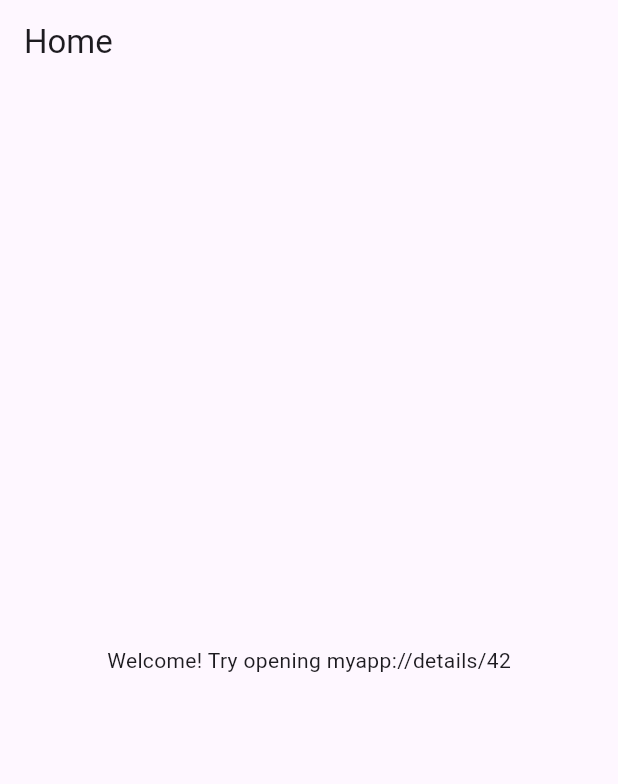
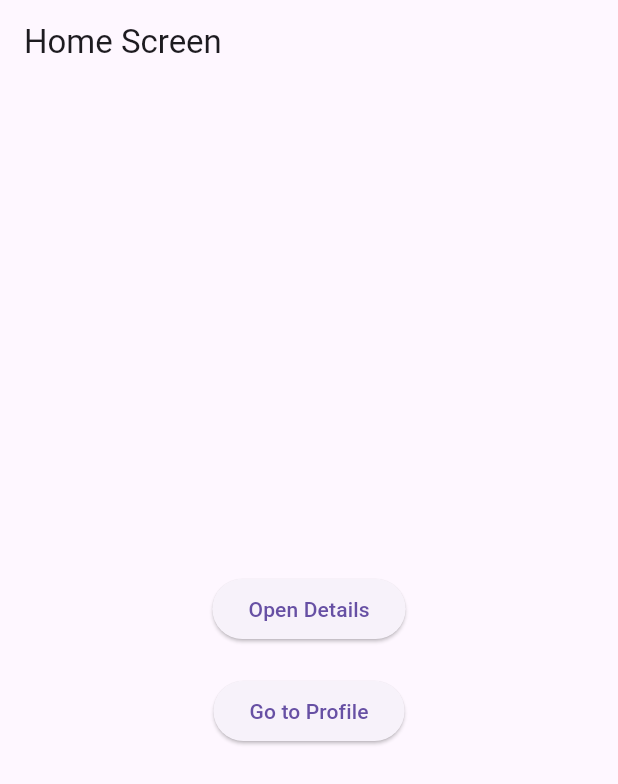
Before and after one commit to GerrardRichZainal/Deep_Link_Demo, a Flutter app: the screen it shows after launch, on a phone screen of 412 x 824 dp. Shown: the top 784 px of the screen. Run offline on Flutter 3.47's test engine with Material 3 defaults, Android fonts, the phone set to English and light mode, and no system bars; our stand-ins replace uni_links.

Commit message:
Third Commit

```diff
--- a/lib/main.dart
+++ b/lib/main.dart
@@ -1,39 +1,104 @@
 import 'package:flutter/material.dart';
+import 'package:uni_links/uni_links.dart';
+import 'dart:async';
+import 'detail_screen.dart';
+import 'profile_screen.dart';
 
-void main() => runApp(MyApp());
+void main() {
+  runApp(const MyApp());
+}
 
 class MyApp extends StatelessWidget {
+  const MyApp({super.key});
+
   @override
   Widget build(BuildContext context) {
     return MaterialApp(
       title: 'Deep Link Demo',
-      initialRoute: '/',
-      routes: {
-        '/': (context) => HomeScreen(),
-        '/details': (context) => DetailScreen(),
-      },
+      theme: ThemeData(primarySwatch: Colors.blue),
+      home: const HomeScreen(),
     );
   }
 }
 
-class HomeScreen extends StatelessWidget {
+class HomeScreen extends StatefulWidget {
+  const HomeScreen({super.key});
+
+  @override
+  State<HomeScreen> createState() => _HomeScreenState();
+}
+
+class _HomeScreenState extends State<HomeScreen> {
+  StreamSubscription? _sub;
+
+  @override
+  void initState() {
+    super.initState();
+    _handleIncomingLinks();
+  }
+
+  void _handleIncomingLinks() {
+    _sub = uriLinkStream.listen((Uri? uri) {
+      if (uri != null) {
+        _navigateFromLink(uri);
+      }
+    }, onError: (err) {
+      print('Error parsing incoming link: $err');
+    });
+  }
+
+  void _navigateFromLink(Uri uri) {
+    if (uri.host == 'details' && uri.pathSegments.isNotEmpty) {
+      final id = uri.pathSegments[0];
+      Navigator.push(
+        context,
+        MaterialPageRoute(builder: (context) => DetailsScreen(id: id)),
+      );
+    } else if (uri.host == 'profile' && uri.pathSegments.isNotEmpty) {
+      final username = uri.pathSegments[0];
+      Navigator.push(
+        context,
+        MaterialPageRoute(builder: (context) => ProfileScreen(username: username)),
+      );
+    }
+  }
+
+  @override
+  void dispose() {
+    _sub?.cancel();
+    super.dispose();
+  }
+
   @override
   Widget build(BuildContext context) {
     return Scaffold(
-      appBar: AppBar(title: Text('Home')),
+      appBar: AppBar(title: const Text('Home Screen')),
       body: Center(
-        child: Text('Welcome! Try opening myapp://details/42'),
+        child: Column(
+          mainAxisAlignment: MainAxisAlignment.center,
+          children: [
+            ElevatedButton(
+              onPressed: () {
+                Navigator.push(
+                  context,
+                  MaterialPageRoute(builder: (context) => const DetailsScreen(id: '1')),
+                );
+              },
+              child: const Text('Open Details'),
+            ),
+            const SizedBox(height: 20),
+            ElevatedButton(
+              onPressed: () {
+                Navigator.push(
+                  context,
+                  MaterialPageRoute(builder: (context) => const ProfileScreen(username: 'alex')),
+                );
+              },
+              child: const Text('Go to Profile'),
+            ),
+          ],
+        ),
       ),
     );
   }
 }
-
-class DetailScreen extends StatelessWidget {
-  @override
-  Widget build(BuildContext context) {
-    return Scaffold(
-      appBar: AppBar(title: Text('Details')),
-      body: Center(child: Text('You are on the Detail screen!')),
-    );
-  }
-}
```
